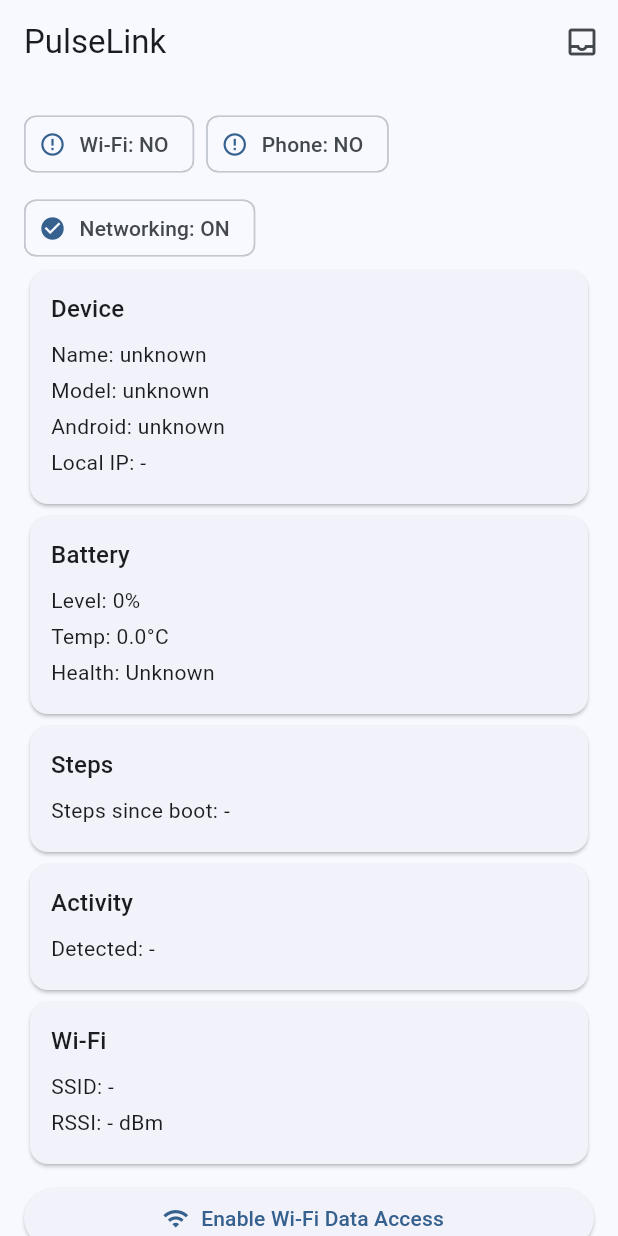
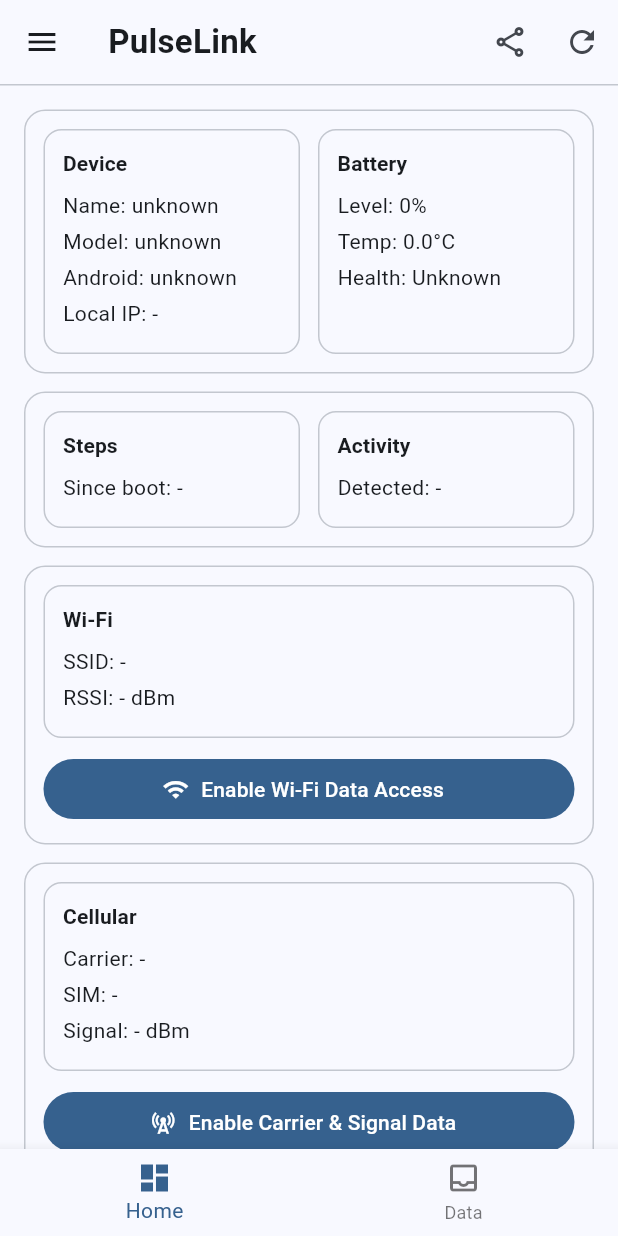
Before and after one commit to jahidkhandakar/pulse-link, a Flutter app: the screen it shows after launch, on a phone screen of 412 x 824 dp. Run offline on Flutter 3.47's test engine with Material 3 defaults, Android fonts, the phone set to English and light mode, and no system bars; our stand-ins replace hive, hive_flutter; accounts and stored records are empty.

Commit message:
Add updated home screen

```diff
--- a/lib/screens/home_screen.dart
+++ b/lib/screens/home_screen.dart
@@ -1,15 +1,18 @@
 import 'dart:async';
 import 'package:flutter/material.dart';
-
 import '../models/device_snapshot.dart';
 import '../platform/native_device_service.dart';
 import '../platform/native_network_service.dart';
 import '../storage/received_store.dart';
-import 'received_screen.dart';
+import '../widgets/app_app_bar.dart';
+import '../widgets/status_drawer.dart';
+import '../widgets/home_tab_content.dart';
+import '../widgets/received_data_tab.dart';
 import 'share_screen.dart';
 
 class HomeScreen extends StatefulWidget {
-  const HomeScreen({super.key});
+  final int initialTabIndex;
+  const HomeScreen({super.key, this.initialTabIndex = 0});
 
   @override
   State<HomeScreen> createState() => _HomeScreenState();
@@ -30,14 +33,17 @@
   DeviceSnapshot? _snap;
   String? _error;
 
+  late int _tabIndex;
+
   @override
   void initState() {
     super.initState();
+    _tabIndex = widget.initialTabIndex;
     _boot();
   }
 
   Future<void> _boot() async {
-    await _refresh(); // initial snapshot fast
+    await _refresh();
     _timer = Timer.periodic(const Duration(seconds: 2), (_) => _refresh());
 
     await _checkPerms();
@@ -60,18 +66,17 @@
 
   Future<void> _bootNetworkingOnce() async {
     if (_networkBooted) return;
-    _networkBooted = true;
 
     try {
       await _net.startNetworking();
-
       _rxSub = _net.receivedJsonStream.listen((jsonStr) async {
         try {
           await _store.addRaw(jsonStr);
-        } catch (_) {
-          // ignore
-        }
+        } catch (_) {}
       });
+
+      if (!mounted) return;
+      setState(() => _networkBooted = true);
     } catch (e) {
       if (!mounted) return;
       setState(() => _error = "Networking error: $e");
@@ -98,11 +103,7 @@
 
     setState(() => _wifiPermOk = ok);
     ScaffoldMessenger.of(context).showSnackBar(
-      SnackBar(
-        content: Text(
-          ok ? "Wi-Fi permissions granted ✅" : "Wi-Fi permission denied ❌",
-        ),
-      ),
+      SnackBar(content: Text(ok ? "Wi-Fi permissions granted ✅" : "Wi-Fi permission denied ❌")),
     );
     await _refresh();
   }
@@ -113,11 +114,7 @@
 
     setState(() => _phonePermOk = ok);
     ScaffoldMessenger.of(context).showSnackBar(
-      SnackBar(
-        content: Text(
-          ok ? "Phone permission granted ✅" : "Phone permission denied ❌",
-        ),
-      ),
+      SnackBar(content: Text(ok ? "Phone permission granted ✅" : "Phone permission denied ❌")),
     );
     await _refresh();
   }
@@ -131,182 +128,57 @@
 
   @override
   Widget build(BuildContext context) {
-    final s = _snap;
-
     return Scaffold(
-      appBar: AppBar(
-        title: const Text('PulseLink'),
-        actions: [
-          IconButton(
-            tooltip: "Received Data",
-            icon: const Icon(Icons.inbox_outlined),
-            onPressed: () {
-              Navigator.of(
-                context,
-              ).push(MaterialPageRoute(builder: (_) => const ReceivedScreen()));
-            },
-          ),
-        ],
-      ),
-      body: RefreshIndicator(
+      appBar: AppAppBar(
+        title: 'PulseLink',
         onRefresh: () async {
           await _checkPerms();
           await _refresh();
         },
-        child: ListView(
-          padding: const EdgeInsets.all(16),
-          children: [
-            if (_error != null) _errorBanner(_error!),
-
-            _permChips(),
-
-            _card("Device", [
-              "Name: ${s?.deviceName ?? '-'}",
-              "Model: ${s?.model ?? '-'}",
-              "Android: ${s?.androidVersion ?? '-'}",
-              "Local IP: ${s?.localIp ?? '-'}",
-            ]),
-
-            _card("Battery", [
-              "Level: ${s?.batteryLevel ?? '-'}%",
-              "Temp: ${s?.batteryTempC.toStringAsFixed(1) ?? '-'}°C",
-              "Health: ${s?.batteryHealth ?? '-'}",
-            ]),
-
-            _card("Steps", ["Steps since boot: ${s?.stepsSinceBoot ?? '-'}"]),
-
-            _card("Activity", ["Detected: ${s?.activity ?? '-'}"]),
-
-            _card("Wi-Fi", [
-              "SSID: ${s?.wifiSsid ?? '-'}",
-              "RSSI: ${s?.wifiRssi ?? '-'} dBm",
-            ]),
-            const SizedBox(height: 8),
-            ElevatedButton.icon(
-              onPressed: _requestWifiPerm,
-              icon: const Icon(Icons.wifi),
-              label: const Text("Enable Wi-Fi Data Access"),
-            ),
-
-            const SizedBox(height: 12),
-
-            _card("Cellular", [
-              "Carrier: ${s?.carrierName ?? '-'}",
-              "SIM: ${s?.simState ?? '-'}",
-              "Signal: ${s?.cellularDbm ?? '-'} dBm",
-            ]),
-            const SizedBox(height: 8),
-            ElevatedButton.icon(
-              onPressed: _requestPhonePerm,
-              icon: const Icon(Icons.cell_tower),
-              label: const Text("Enable Carrier & Signal Data"),
-            ),
-
-            const SizedBox(height: 20),
-
-            //Buttons
-            Row(
-              children: [
-                ElevatedButton.icon(
-                  onPressed: () {
+        onShare: () {
           Navigator.of(context).push(
             MaterialPageRoute(builder: (_) => const ShareScreen()),
           );
         },
-                  icon: const Icon(Icons.share),
-                  label: const Text("Share My Pulse"),
       ),
-
-                const SizedBox(width: 12),
-
-                ElevatedButton.icon(
-                  onPressed: () {
-                    Navigator.of(context).push(
-                      MaterialPageRoute(builder: (_) => const ReceivedScreen()),
-                    );
+      drawer: StatusDrawer(
+        wifiOk: _wifiPermOk,
+        phoneOk: _phonePermOk,
+        networkingOn: _networkBooted,
+      ),
+      body: IndexedStack(
+        index: _tabIndex,
+        children: [
+          HomeTabContent(
+            snap: _snap,
+            error: _error,
+            onRefresh: () async {
+              await _checkPerms();
+              await _refresh();
             },
-                  icon: const Icon(Icons.history),
-                  label: const Text("Received Data"),
+            onRequestWifi: _requestWifiPerm,
+            onRequestPhone: _requestPhonePerm,
           ),
+          const ReceivedDataTab(),
         ],
       ),
-
-            const SizedBox(height: 14),
-            SizedBox(
-              width: double.infinity,
-              child: const Text(
-                "NB: If some fields show '-', it usually means permissions are missing or the device/OEM restricts access.",
-                style: TextStyle(color: Colors.grey),
+      bottomNavigationBar: BottomNavigationBar(
+        currentIndex: _tabIndex,
+        onTap: (i) => setState(() => _tabIndex = i),
+        type: BottomNavigationBarType.fixed,
+        items: const [
+          BottomNavigationBarItem(
+            icon: Icon(Icons.dashboard_outlined),
+            activeIcon: Icon(Icons.dashboard),
+            label: 'Home',
           ),
-            ),
-          ],
-        ),
-      ),
-    );
-  }
-
-  //*_________________Widgets_________________*//
-  Widget _permChips() {
-    return Wrap(
-      spacing: 8,
-      runSpacing: 8,
-      children: [
-        Chip(
-          avatar: Icon(_wifiPermOk ? Icons.check_circle : Icons.error_outline),
-          label: Text("Wi-Fi: ${_wifiPermOk ? "OK" : "NO"}"),
-        ),
-        Chip(
-          avatar: Icon(_phonePermOk ? Icons.check_circle : Icons.error_outline),
-          label: Text("Phone: ${_phonePermOk ? "OK" : "NO"}"),
-        ),
-        Chip(
-          avatar: Icon(
-            _networkBooted ? Icons.check_circle : Icons.hourglass_empty,
-          ),
-          label: Text("Networking: ${_networkBooted ? "ON" : "OFF"}"),
-        ),
-      ],
-    );
-  }
-
-  Widget _errorBanner(String text) {
-    return Container(
-      margin: const EdgeInsets.only(bottom: 12),
-      padding: const EdgeInsets.all(12),
-      decoration: BoxDecoration(
-        color: Colors.red.withOpacity(0.12),
-        borderRadius: BorderRadius.circular(12),
-      ),
-      child: Row(
-        children: [
-          const Icon(Icons.error_outline, color: Colors.red),
-          const SizedBox(width: 10),
-          Expanded(
-            child: Text(text, style: const TextStyle(color: Colors.red)),
+          BottomNavigationBarItem(
+            icon: Icon(Icons.inbox_outlined),
+            activeIcon: Icon(Icons.inbox),
+            label: 'Data',
           ),
         ],
       ),
     );
   }
-
-  Widget _card(String title, List<String> lines) {
-    return Card(
-      child: Padding(
-        padding: const EdgeInsets.all(14),
-        child: Column(
-          crossAxisAlignment: CrossAxisAlignment.start,
-          children: [
-            Text(title, style: Theme.of(context).textTheme.titleMedium),
-            const SizedBox(height: 8),
-            ...lines.map(
-              (t) => Padding(
-                padding: const EdgeInsets.only(bottom: 4),
-                child: Text(t),
-              ),
-            ),
-          ],
-        ),
-      ),
-    );
 }
-}
```
Lines whose indentation alone changed are shown as unchanged.
